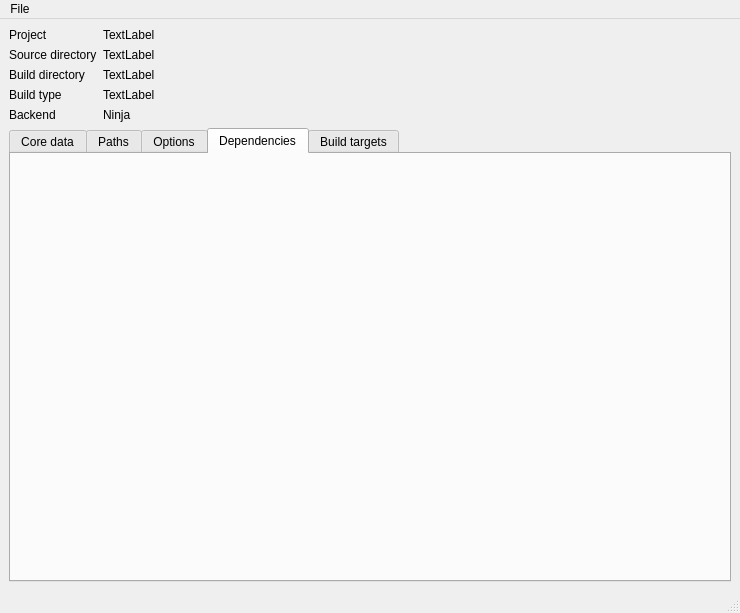
The window that mesonmain.ui (mesonbuild/meson) describes before a commit, drawn with Qt 5.
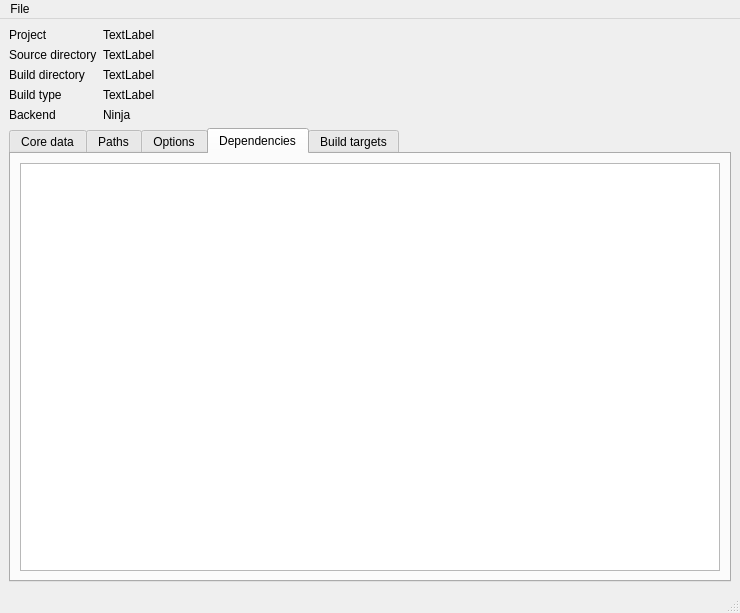
The same window after the commit.

Commit message: Display dependencies in the gui.

Diff of the .ui file:
```diff
--- a/mesonmain.ui
+++ b/mesonmain.ui
@@ -149,6 +149,11 @@
        <attribute name="title">
         <string>Dependencies</string>
        </attribute>
+       <layout class="QGridLayout" name="gridLayout_5">
+        <item row="0" column="0">
+         <widget class="QTreeView" name="dep_view"/>
+        </item>
+       </layout>
       </widget>
       <widget class="QWidget" name="target_tab">
        <attribute name="title">
```
Left out of the diff: 2 changed lines with no effect on the pictures. The commit also changes 1 other file.
